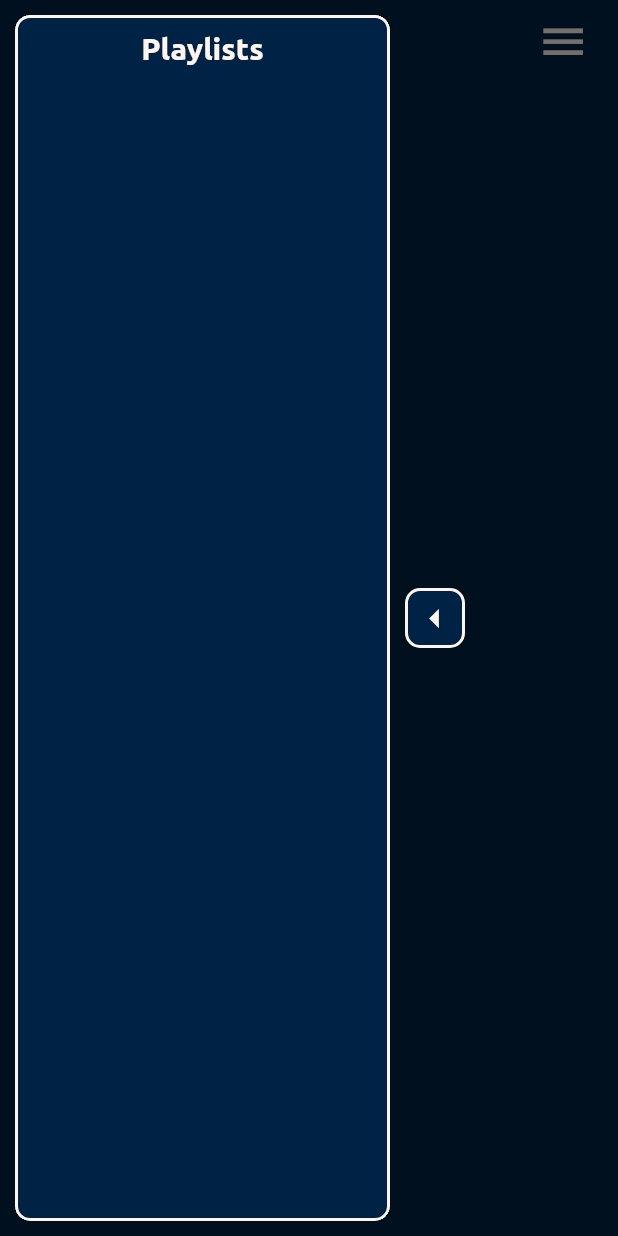
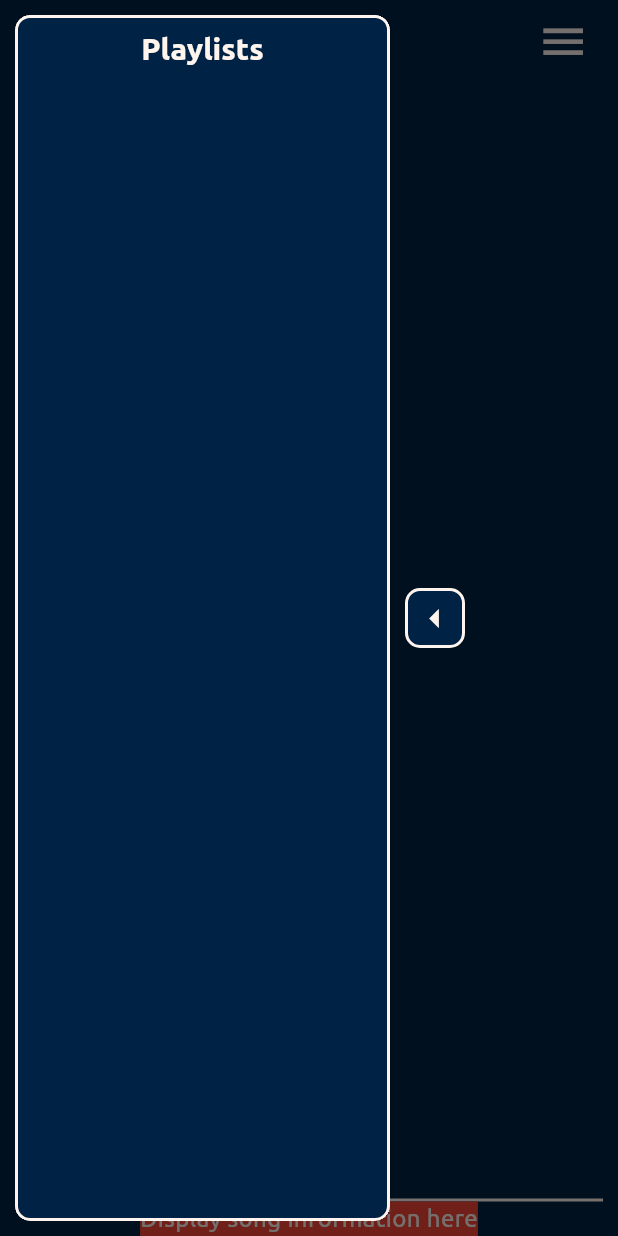
Before and after one commit to Myoro/MyoroPlayer, a Flutter app: the screen it shows after launch, after a tap on the "playlist play" icon, on a phone screen of 412 x 824 dp. Run offline on Flutter 3.47's test engine with Material 3 defaults, Android fonts, the phone set to English and light mode, and no system bars; our stand-ins replace equatable, faker, file_picker, flutter_bloc, flutter_svg, kiwi and 3 more; missing offline and left inert: id3tag, kplayer, mp3_info, window_manager; accounts and stored records are empty.

Commit message:
bleh got the songs loading and permissions screen

```diff
--- a/myoro_player/lib/core/helpers/file_system_helper.dart
+++ b/myoro_player/lib/core/helpers/file_system_helper.dart
@@ -154,9 +154,6 @@ class FileSystemHelper {
   Future<List<Song>> getMp3FilesFromFolder(Playlist playlist) async {
     final folder = Directory(playlist.path);
 
-    print(playlist.path);
-    print('\n\n\nhere${folder.listSync(recursive: true, followLinks: true)}\n\n');
-
     // Making sure that [path] is a valid folder
     if (!folder.existsSync()) {
       if (kDebugMode) {
--- a/myoro_player/lib/main.dart
+++ b/myoro_player/lib/main.dart
@@ -1,7 +1,5 @@
 import 'package:flutter/material.dart';
 import 'package:flutter_bloc/flutter_bloc.dart';
-import 'package:myoro_player/mobile/helpers/permission_helper.dart';
-import 'package:myoro_player/mobile/screens/permission_screen/widgets/permission_screen.dart';
 import 'package:myoro_player/shared/blocs/song_listing_bloc/song_listing_bloc.dart';
 import 'package:myoro_player/shared/blocs/song_controls_bloc/song_controls_bloc.dart';
 import 'package:myoro_player/core/helpers/device_helper.dart';
@@ -71,16 +69,14 @@ void main() async {
       ],
 
       /// Initializing [PermissionScreen] if MyoroPlayer's required permissions are not yet granted
-      child: App(showPermissionScreen: !(await PermissionHelper.storagePermissionsGranted)),
+      child: App(),
     ),
   );
 }
 // coverage:ignore-end
 
 final class App extends StatelessWidget {
-  final bool showPermissionScreen;
-
-  const App({super.key, required this.showPermissionScreen});
+  const App({super.key});
 
   @override
   Widget build(BuildContext context) {
@@ -92,11 +88,7 @@ final class App extends StatelessWidget {
           themeMode: userPreferences.darkMode ? ThemeMode.dark : ThemeMode.light,
           theme: createTheme(false),
           darkTheme: createTheme(true),
-          home: PlatformHelper.isDesktop
-              ? const desktop.MainScreen()
-              : showPermissionScreen
-                  ? const PermissionScreen()
-                  : const mobile.MainScreen(),
+          home: PlatformHelper.isDesktop ? const desktop.MainScreen() : const mobile.MainScreen(),
         );
       },
     );
--- /dev/null
+++ b/myoro_player/lib/mobile/blocs/permission_cubit.dart
@@ -0,0 +1,13 @@
+import 'package:flutter_bloc/flutter_bloc.dart';
+import 'package:myoro_player/mobile/helpers/permission_helper.dart';
+import 'package:myoro_player/mobile/screens/permission_screen/widgets/permission_screen.dart';
+
+/// Cubit to redirect to [PermissionScreen]
+final class PermissionCubit extends Cubit<bool> {
+  PermissionCubit() : super(false);
+
+  Future<void> checkPermissions() async {
+    emit(false);
+    emit(!(await PermissionHelper.permissionsGranted));
+  }
+}
--- a/myoro_player/lib/mobile/helpers/permission_helper.dart
+++ b/myoro_player/lib/mobile/helpers/permission_helper.dart
@@ -2,16 +2,7 @@ import 'package:permission_handler/permission_handler.dart';
 
 /// Used for requesting mobile permissoes such as file read/write permissions
 final class PermissionHelper {
-  static Future<void> requestPermissions() async {
-    if (await Permission.storage.request().isGranted) {
-      // Either the permission was already granted before or the user just granted it.
-    } else {
-      openAppSettings();
-      print('What');
-    }
-  }
-
-  static Future<bool> get storagePermissionsGranted async {
-    return await Permission.storage.request().isGranted;
+  static Future<bool> get permissionsGranted async {
+    return await Permission.audio.isGranted;
   }
 }
--- a/myoro_player/lib/mobile/screens/main_screen/widgets/main_screen.dart
+++ b/myoro_player/lib/mobile/screens/main_screen/widgets/main_screen.dart
@@ -1,16 +1,49 @@
 import 'package:flutter/material.dart';
+import 'package:flutter_bloc/flutter_bloc.dart';
+import 'package:myoro_player/mobile/blocs/permission_cubit.dart';
 import 'package:myoro_player/mobile/screens/main_screen/widgets/main_screen_app_bar/main_screen_app_bar.dart';
 import 'package:myoro_player/mobile/screens/main_screen/widgets/main_screen_body.dart';
 import 'package:myoro_player/core/widgets/scaffolds/base_scaffold.dart';
+import 'package:myoro_player/mobile/screens/permission_screen/widgets/permission_screen.dart';
 
-final class MainScreen extends StatelessWidget {
+final class MainScreen extends StatefulWidget {
   const MainScreen({super.key});
 
   @override
+  State<MainScreen> createState() => _MainScreenState();
+}
+
+class _MainScreenState extends State<MainScreen> {
+  final _permissionCubit = PermissionCubit()..checkPermissions();
+
+  @override
+  void dispose() {
+    _permissionCubit.close();
+    super.dispose();
+  }
+
+  @override
   Widget build(BuildContext context) {
-    return const BaseScaffold(
-      appBar: MainScreenAppBar(),
-      body: MainScreenBody(),
+    return BlocProvider.value(
+      value: _permissionCubit,
+      child: BlocListener<PermissionCubit, bool>(
+        listener: (context, showPermissionScreen) {
+          if (!showPermissionScreen) return;
+
+          Navigator.push(
+            context,
+            MaterialPageRoute(
+              builder: (_) => PermissionScreen(
+                _permissionCubit,
+              ),
+            ),
+          );
+        },
+        child: const BaseScaffold(
+          appBar: MainScreenAppBar(),
+          body: MainScreenBody(),
+        ),
+      ),
     );
   }
 }
--- a/myoro_player/lib/mobile/screens/main_screen/widgets/main_screen_body.dart
+++ b/myoro_player/lib/mobile/screens/main_screen/widgets/main_screen_body.dart
@@ -1,5 +1,7 @@
 import 'package:flutter/material.dart';
 import 'package:flutter_bloc/flutter_bloc.dart';
+import 'package:myoro_player/core/widgets/dividers/basic_divider.dart';
+import 'package:myoro_player/mobile/screens/main_screen/widgets/main_screen_footer.dart';
 import 'package:myoro_player/shared/blocs/playlist_listing_bloc/playlist_listing_bloc.dart';
 import 'package:myoro_player/shared/blocs/playlist_listing_bloc/playlist_listing_state.dart';
 
@@ -12,7 +14,18 @@ final class MainScreenBody extends StatelessWidget {
   Widget build(BuildContext context) {
     return BlocListener<PlaylistListingBloc, PlaylistListingState>(
       listener: (context, state) => PlaylistListingBloc.handleSnackBars(context, state),
-      child: const SongListing(),
+      child: const Column(
+        children: [
+          Expanded(child: SongListing()),
+          BasicDivider(
+            direction: Axis.horizontal,
+            padding: EdgeInsets.symmetric(
+              horizontal: 10,
+            ),
+          ),
+          MainScreenFooter(),
+        ],
+      ),
     );
   }
 }
--- /dev/null
+++ b/myoro_player/lib/mobile/screens/main_screen/widgets/main_screen_footer.dart
@@ -0,0 +1,15 @@
+import 'package:flutter/material.dart';
+
+final class MainScreenFooter extends StatelessWidget {
+  const MainScreenFooter({super.key});
+
+  @override
+  Widget build(BuildContext context) {
+    return Container(
+      color: Colors.red,
+      child: const Text(
+        'Display song information here',
+      ),
+    );
+  }
+}
```
Also changed, not shown: myoro_player/lib/mobile/screens/permission_screen/widgets/permission_screen.dart (+79 -3 lines), 2 other files.
